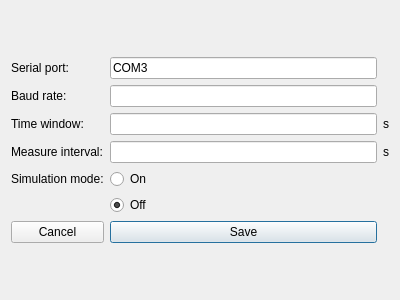
This is GUI/parameters_dialog_box.ui in urhtrinko/Senzor_temperature as Qt 5 draws it before an edit. The edited form follows.
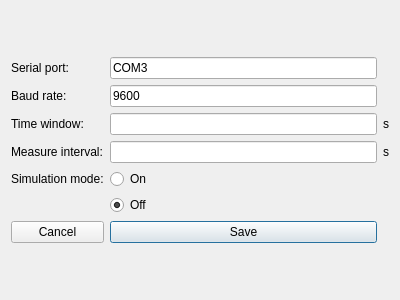
This is the edited form.

What changed in the file:
```diff
--- a/GUI/parameters_dialog_box.ui
+++ b/GUI/parameters_dialog_box.ui
@@ -40,7 +40,11 @@
       </widget>
      </item>
      <item row="1" column="1">
-      <widget class="QLineEdit" name="lineEdit_baudRate"/>
+      <widget class="QLineEdit" name="lineEdit_baudRate">
+       <property name="text">
+        <string>9600</string>
+       </property>
+      </widget>
      </item>
      <item row="2" column="1">
       <widget class="QLineEdit" name="lineEdit_Dt">
```
